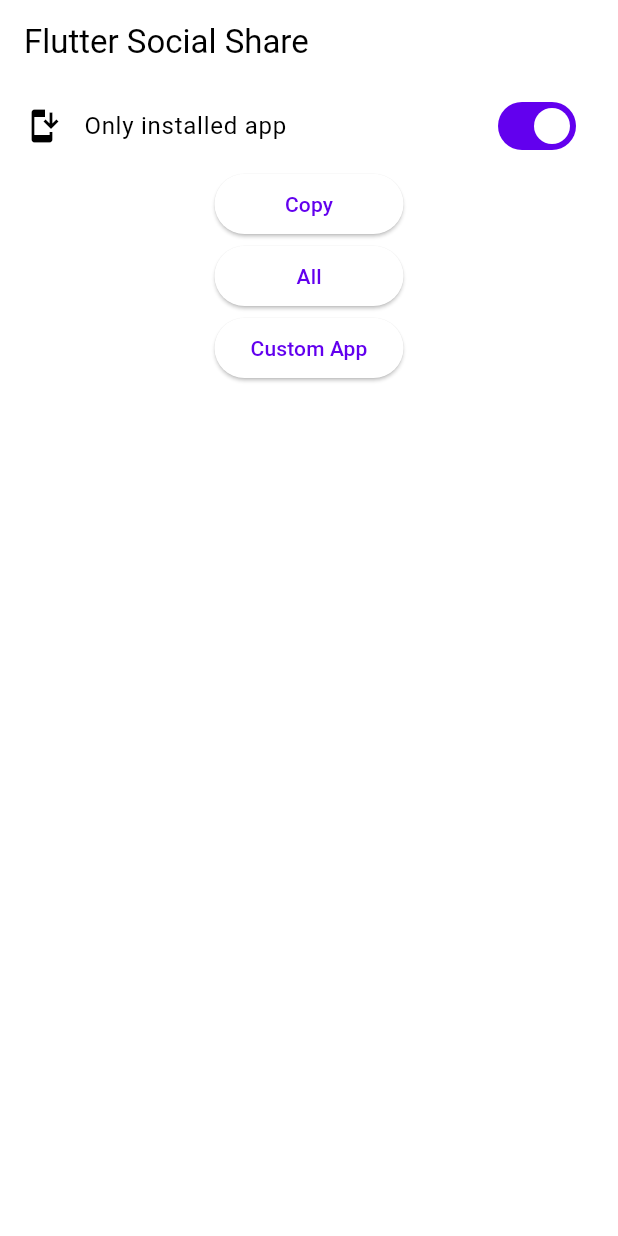
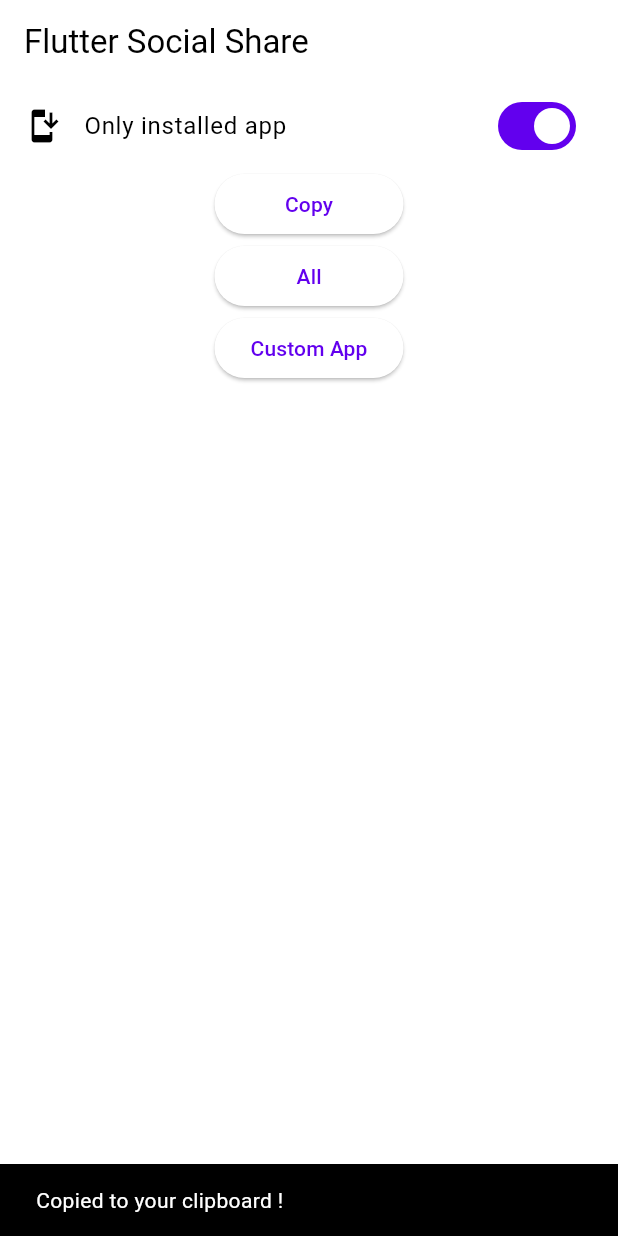
Before and after one commit to keval-devani/custom_social_share, a Flutter app: the screen it shows after launch, scrolled down 296 dp, after a tap on "Only installed app", after a tap on "Copy", on a phone screen of 412 x 824 dp. Run offline on Flutter 3.47's test engine with Material 2 defaults, Android fonts, the phone set to English and light mode, and no system bars; our stand-ins replace plugin_platform_interface.

Commit message:
used flutter copy function changes in ShareWith enum

```diff
--- a/example/lib/main.dart
+++ b/example/lib/main.dart
@@ -13,6 +13,26 @@ class MyApp extends StatefulWidget {
 }
 
 class _MyAppState extends State<MyApp> {
+  @override
+  Widget build(BuildContext context) {
+    return MaterialApp(
+      theme: ThemeData.from(
+          colorScheme: const ColorScheme.light(), useMaterial3: true),
+      darkTheme: ThemeData.from(
+          colorScheme: const ColorScheme.dark(), useMaterial3: true),
+      home: const HomeScreen(),
+    );
+  }
+}
+
+class HomeScreen extends StatefulWidget {
+  const HomeScreen({Key? key}) : super(key: key);
+
+  @override
+  State<HomeScreen> createState() => _HomeScreenState();
+}
+
+class _HomeScreenState extends State<HomeScreen> {
   final _share = CustomSocialShare();
 
   final _msg = 'Hii from new plugin https://www.google.com with link';
@@ -21,10 +41,7 @@ class _MyAppState extends State<MyApp> {
 
   @override
   Widget build(BuildContext context) {
-    return MaterialApp(
-      theme: ThemeData.from(colorScheme: const ColorScheme.light(), useMaterial3: true),
-      darkTheme: ThemeData.from(colorScheme: const ColorScheme.dark(), useMaterial3: true),
-      home: Scaffold(
+    return Scaffold(
       appBar: AppBar(
         title: const Text('Flutter Social Share'),
       ),
@@ -59,28 +76,39 @@ class _MyAppState extends State<MyApp> {
                       ElevatedButton(
                         child: const Text('Copy'),
                         onPressed: () {
-                            _share.copy(_msg).then((value) => debugPrint("_MyAppState.build: $value"));
+                          _share.copy(_msg).then((value) {
+                            ScaffoldMessenger.of(context).showSnackBar(
+                                const SnackBar(
+                                    content:
+                                        Text('Copied to your clipboard !')));
+                          });
                         },
                       ),
                       ElevatedButton(
                         child: const Text('All'),
                         onPressed: () {
-                            _share.toAll(_msg).then((value) => debugPrint("_MyAppState.build: $value"));
+                          _share.toAll(_msg).then((value) =>
+                              debugPrint("_MyAppState.build: $value"));
                         },
                       ),
                       ElevatedButton(
                         child: const Text('Custom App'),
                         onPressed: () {
                           _share
-                                .customApp('com.google.android.apps.dynamite', _msg)
-                                .then((value) => debugPrint("_MyAppState.build: $value"));
+                              .customApp(
+                                  'com.google.android.apps.dynamite', _msg)
+                              .then((value) =>
+                                  debugPrint("_MyAppState.build: $value"));
                         },
                       ),
-                        for (var item in (_onlyInstalled ? _installedApps : ShareWith.values))
+                      for (var item in (_onlyInstalled
+                          ? _installedApps
+                          : ShareWith.values))
                         ElevatedButton(
-                            child: Text(item.value),
+                          child: Text(item.name),
                           onPressed: () {
-                              _share.to(item, _msg).then((value) => debugPrint("_MyAppState.build: $value"));
+                            _share.to(item, _msg).then((value) =>
+                                debugPrint("_MyAppState.build: $value"));
                           },
                         ),
                     ],
@@ -91,7 +119,6 @@ class _MyAppState extends State<MyApp> {
           ),
         ],
       ),
-      ),
     );
   }
 }
--- a/lib/src/custom_social_share.dart
+++ b/lib/src/custom_social_share.dart
@@ -5,7 +5,7 @@ import 'custom_social_share_platform_interface.dart';
 /// CustomSocialShare to copy content to clipboard and share text
 class CustomSocialShare {
   /// copy text [content] to clipboard
-  Future<bool> copy(String content) {
+  Future<void> copy(String content) {
     return CustomSocialSharePlatform.instance.copy(content);
   }
 
--- a/lib/src/custom_social_share_method_channel.dart
+++ b/lib/src/custom_social_share_method_channel.dart
@@ -13,9 +13,8 @@ class MethodChannelCustomSocialShare extends CustomSocialSharePlatform {
   final methodChannel = const MethodChannel('custom_social_share');
 
   @override
-  Future<bool> copy(String content) {
-    return methodChannel.invokeMethod<bool>('copy',
-        {"content": content}).then<bool>((bool? value) => value ?? false);
+  Future<void> copy(String content) {
+    return Clipboard.setData(ClipboardData(text: content));
   }
 
   @override
@@ -26,7 +25,7 @@ class MethodChannelCustomSocialShare extends CustomSocialSharePlatform {
 
   @override
   Future<bool> to(ShareWith shareWith, String content) {
-    return methodChannel.invokeMethod<bool>(shareWith.value,
+    return methodChannel.invokeMethod<bool>(shareWith.name,
         {"content": content}).then<bool>((bool? value) => value ?? false);
   }
 
@@ -39,12 +38,11 @@ class MethodChannelCustomSocialShare extends CustomSocialSharePlatform {
       map.removeWhere((key, value) => !value);
       return map.keys
           .map((e) {
-            for (var item in ShareWith.values) {
-              if (e == item.value) {
-                return item;
-              }
+            try {
+              ShareWith.values.byName(e);
+            } catch (e) {
+              return null;
             }
-            return null;
           })
           .whereType<ShareWith>()
           .toList();
--- a/lib/src/custom_social_share_platform_interface.dart
+++ b/lib/src/custom_social_share_platform_interface.dart
@@ -25,7 +25,7 @@ abstract class CustomSocialSharePlatform extends PlatformInterface {
   }
 
   /// copy text [content] to clipboard
-  Future<bool> copy(String content) {
+  Future<void> copy(String content) {
     throw UnimplementedError('copy() has not been implemented.');
   }
 
--- a/lib/src/enums.dart
+++ b/lib/src/enums.dart
@@ -1,25 +1,21 @@
 /// number of apps to share content
 enum ShareWith {
-  sms('sms'),
-  email('email'),
-  facebook('facebook'),
-  facebookLite('facebookLite'),
-  facebookMessenger('facebookMessenger'),
-  facebookMessengerLite('facebookMessengerLite'),
-  instagram('instagram'),
-  line('line'),
-  linkedin('linkedIn'),
-  reddit('reddit'),
-  skype('skype'),
-  slack('slack'),
-  snapchat('snapchat'),
-  telegram('telegram'),
-  twitter('twitter'),
-  viber('viber'),
-  wechat('weChat'),
-  whatsapp('whatsApp');
-
-  final String value;
-
-  const ShareWith(this.value);
+  sms,
+  email,
+  facebook,
+  facebookLite,
+  facebookMessenger,
+  facebookMessengerLite,
+  instagram,
+  line,
+  linkedin,
+  reddit,
+  skype,
+  slack,
+  snapchat,
+  telegram,
+  twitter,
+  viber,
+  wechat,
+  whatsapp,
 }
--- a/pubspec.yaml
+++ b/pubspec.yaml
@@ -1,6 +1,6 @@
 name: custom_social_share
 description: Flutter Plugin for sharing contents to particular social media app or all.
-version: 1.0.2
+version: 1.0.3
 homepage: https://github.com/keval-devani/custom_social_share
 
 environment:
```
Also changed, not shown: 6 other files. Lines whose indentation alone changed are shown as unchanged.
